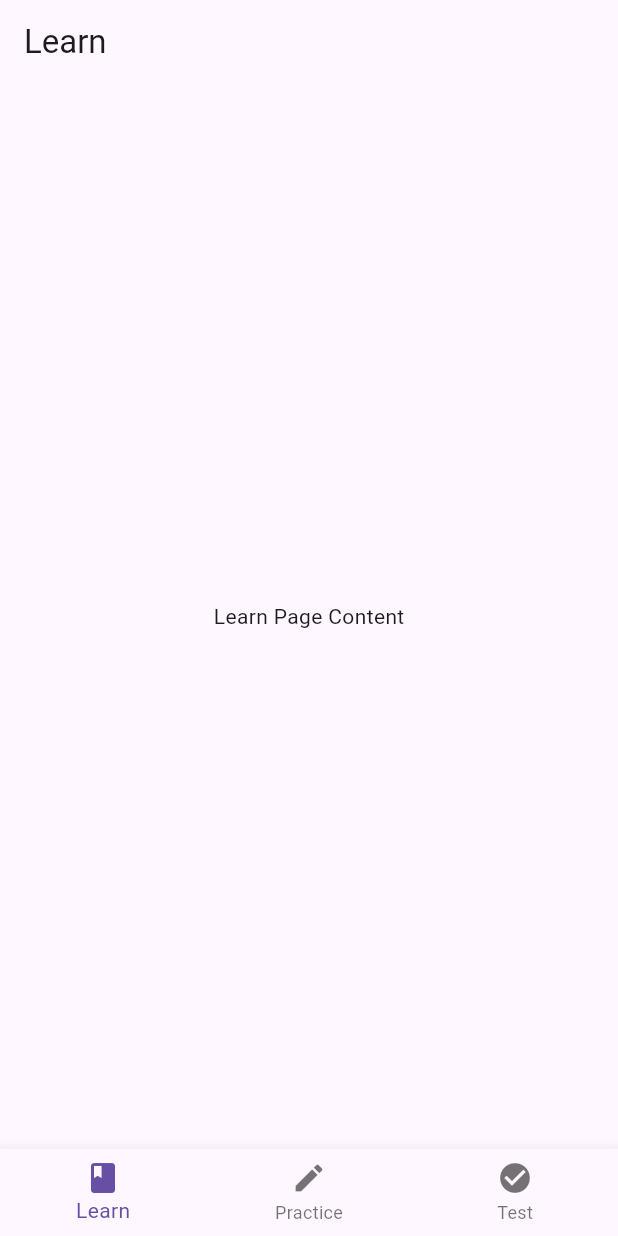
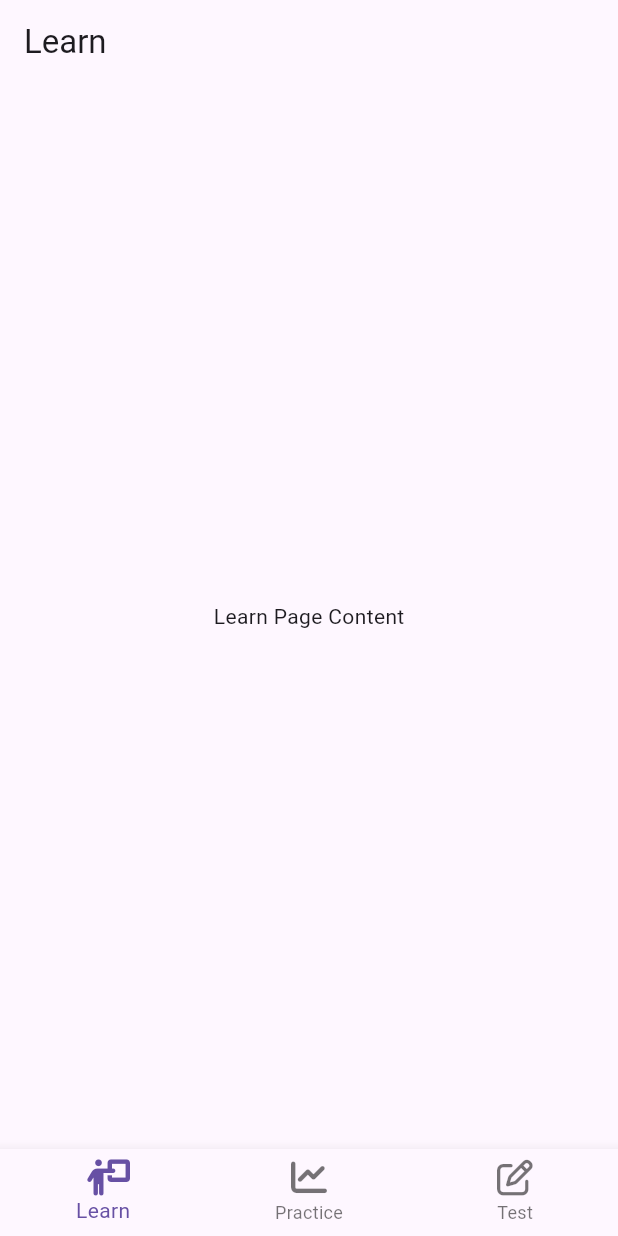
Before and after one commit to suragch/aePronunciation-flutter, a Flutter app: the screen it shows after launch, on a phone screen of 412 x 824 dp. Run offline on Flutter 3.47's test engine with Material 3 defaults, Android fonts, the light colour scheme and no system bars; our stand-ins replace font_awesome_flutter, go_router.

Commit message:
added custom icons

```diff
--- a/lib/main.dart
+++ b/lib/main.dart
@@ -11,6 +11,7 @@
   @override
   Widget build(BuildContext context) {
     return MaterialApp(
+      debugShowCheckedModeBanner: false,
       title: 'ae Pronunciation',
       home: MainScreen(),
     );
--- a/lib/pages/main_screen.dart
+++ b/lib/pages/main_screen.dart
@@ -1,11 +1,14 @@
 import 'package:flutter/material.dart';
+import 'package:font_awesome_flutter/font_awesome_flutter.dart';
 import 'learn_page.dart'; // Assuming you have a file named learn_page.dart with LearnPage widget
 import 'practice_page.dart'; // Assuming you have a file named practice_page.dart with PracticePage widget
 import 'test_page.dart'; // Assuming you have a file named test_page.dart with TestPage widget
 
 class MainScreen extends StatefulWidget {
+  const MainScreen({super.key});
+
   @override
-  _MainScreenState createState() => _MainScreenState();
+  State<MainScreen> createState() => _MainScreenState();
 }
 
 class _MainScreenState extends State<MainScreen> {
@@ -33,15 +36,15 @@ class _MainScreenState extends State<MainScreen> {
       bottomNavigationBar: BottomNavigationBar(
         items: const <BottomNavigationBarItem>[
           BottomNavigationBarItem(
-            icon: Icon(Icons.book),
+            icon: Icon(FontAwesomeIcons.personChalkboard),
             label: 'Learn',
           ),
           BottomNavigationBarItem(
-            icon: Icon(Icons.edit),
+            icon: Icon(FontAwesomeIcons.chartLine),
             label: 'Practice',
           ),
           BottomNavigationBarItem(
-            icon: Icon(Icons.check_circle),
+            icon: Icon(FontAwesomeIcons.penToSquare),
             label: 'Test',
           ),
         ],
--- a/pubspec.yaml
+++ b/pubspec.yaml
@@ -11,6 +11,7 @@ dependencies:
     sdk: flutter
   cupertino_icons: ^1.0.6
   go_router: ^12.1.3
+  font_awesome_flutter: ^10.6.0
 
 dev_dependencies:
   flutter_test:
```
Also changed, not shown: pubspec.lock.
